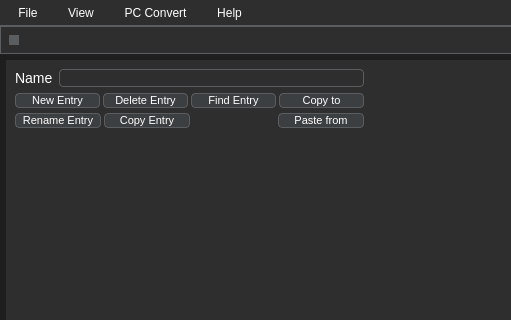
This is Resources/UI/main_window.ui in Phils-Hub-Org/Call-of-Duty-World-at-War-Asset-Manager as Qt 5 draws it before an edit; both pictures show x 0 to 511 and y 0 to 320 of the 1120 by 720 pixel window. The edited form follows.
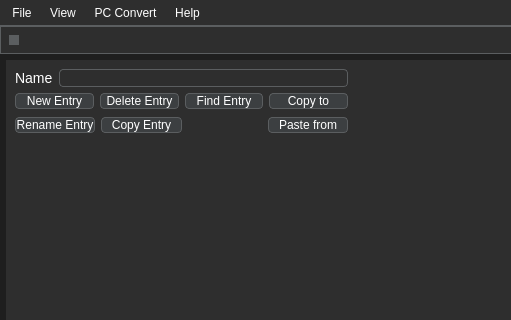
This is the edited form. Icons and pictures are not drawn.

The edit to the form file:
```diff
--- a/Resources/UI/main_window.ui
+++ b/Resources/UI/main_window.ui
@@ -23,8 +23,6 @@
    <string notr="true">/* Central Widget */
 QWidget#centralwidget {
     background-color: #1e1e1e;  /* Dark gray background */
-    border: none;               /* No border for a cleaner look */
-    padding: 15px;              /* Padding inside the central widget */
 }
 
 /* QMenuBar */
@@ -36,7 +34,7 @@
 
 QMenuBar::item {
     background-color: transparent; /* Transparent background */
-    padding: 6px 12px;             /* Padding for menu items */
+    padding: 6px 6px;             /* Padding for menu items */
     color: #ffffff;                /* White text */
 }
 
@@ -115,6 +113,7 @@
 QToolBar::handle {
     background-color: #5b5e60;      /* Light gray handle for draggable toolbars */
     width: 10px;                    /* Width of the handle */
+	height: 10px;
     margin: 4px;                    /* Margin around the handle */
 }
 
@@ -411,7 +410,7 @@
       <property name="frameShadow">
        <enum>QFrame::Shadow::Raised</enum>
       </property>
-      <layout class="QHBoxLayout" name="horizontalLayout" stretch="1,2">
+      <layout class="QHBoxLayout" name="horizontalLayout">
        <property name="leftMargin">
         <number>0</number>
        </property>
@@ -426,6 +425,12 @@
        </property>
        <item>
         <widget class="QFrame" name="frame_4">
+         <property name="maximumSize">
+          <size>
+           <width>351</width>
+           <height>16777215</height>
+          </size>
+         </property>
          <property name="styleSheet">
           <string notr="true">QFrame {margin: 0px;}</string>
          </property>
@@ -437,27 +442,6 @@
          </property>
          <layout class="QVBoxLayout" name="verticalLayout_2">
           <item>
-           <widget class="QFrame" name="frame_5">
-            <property name="frameShape">
-             <enum>QFrame::Shape::NoFrame</enum>
-            </property>
-            <property name="frameShadow">
-             <enum>QFrame::Shadow::Raised</enum>
-            </property>
-            <layout class="QVBoxLayout" name="verticalLayout_5">
-             <property name="leftMargin">
-              <number>0</number>
-             </property>
-             <property name="topMargin">
-              <number>0</number>
-             </property>
-             <property name="rightMargin">
-              <number>0</number>
-             </property>
-             <property name="bottomMargin">
-              <number>0</number>
-             </property>
-             <item>
               <widget class="QFrame" name="frame_7">
                <property name="frameShape">
                 <enum>QFrame::Shape::NoFrame</enum>
@@ -501,7 +485,7 @@
                </property>
                <layout class="QVBoxLayout" name="verticalLayout_3">
                 <property name="spacing">
-                 <number>3</number>
+              <number>6</number>
                 </property>
                 <property name="leftMargin">
                  <number>0</number>
@@ -525,7 +509,7 @@
                   </property>
                   <layout class="QHBoxLayout" name="horizontalLayout_3">
                    <property name="spacing">
-                    <number>3</number>
+                 <number>6</number>
                    </property>
                    <property name="leftMargin">
                     <number>0</number>
@@ -543,7 +527,7 @@
                     <widget class="QPushButton" name="pushButton">
                      <property name="font">
                       <font>
-                       <pointsize>8</pointsize>
+                    <pointsize>9</pointsize>
                       </font>
                      </property>
                      <property name="text">
@@ -555,7 +539,7 @@
                     <widget class="QPushButton" name="pushButton_2">
                      <property name="font">
                       <font>
-                       <pointsize>8</pointsize>
+                    <pointsize>9</pointsize>
                       </font>
                      </property>
                      <property name="text">
@@ -567,7 +551,7 @@
                     <widget class="QPushButton" name="pushButton_3">
                      <property name="font">
                       <font>
-                       <pointsize>8</pointsize>
+                    <pointsize>9</pointsize>
                       </font>
                      </property>
                      <property name="text">
@@ -579,7 +563,7 @@
                     <widget class="QPushButton" name="pushButton_4">
                      <property name="font">
                       <font>
-                       <pointsize>8</pointsize>
+                    <pointsize>9</pointsize>
                       </font>
                      </property>
                      <property name="text">
@@ -600,7 +584,7 @@
                   </property>
                   <layout class="QHBoxLayout" name="horizontalLayout_4" stretch="1,1,1,1">
                    <property name="spacing">
-                    <number>3</number>
+                 <number>6</number>
                    </property>
                    <property name="leftMargin">
                     <number>0</number>
@@ -618,7 +602,7 @@
                     <widget class="QPushButton" name="pushButton_5">
                      <property name="font">
                       <font>
-                       <pointsize>8</pointsize>
+                    <pointsize>9</pointsize>
                       </font>
                      </property>
                      <property name="text">
@@ -630,7 +614,7 @@
                     <widget class="QPushButton" name="pushButton_6">
                      <property name="font">
                       <font>
-                       <pointsize>8</pointsize>
+                    <pointsize>9</pointsize>
                       </font>
                      </property>
                      <property name="text">
@@ -655,7 +639,7 @@
                     <widget class="QPushButton" name="pushButton_7">
                      <property name="font">
                       <font>
-                       <pointsize>8</pointsize>
+                    <pointsize>9</pointsize>
                       </font>
                      </property>
                      <property name="text">
@@ -692,11 +676,14 @@
             </layout>
            </widget>
           </item>
-         </layout>
-        </widget>
-       </item>
        <item>
         <widget class="QFrame" name="frame">
+         <property name="sizePolicy">
+          <sizepolicy hsizetype="Expanding" vsizetype="Preferred">
+           <horstretch>0</horstretch>
+           <verstretch>0</verstretch>
+          </sizepolicy>
+         </property>
          <property name="frameShape">
           <enum>QFrame::Shape::NoFrame</enum>
          </property>
```
Lines whose indentation alone changed are shown as unchanged.
